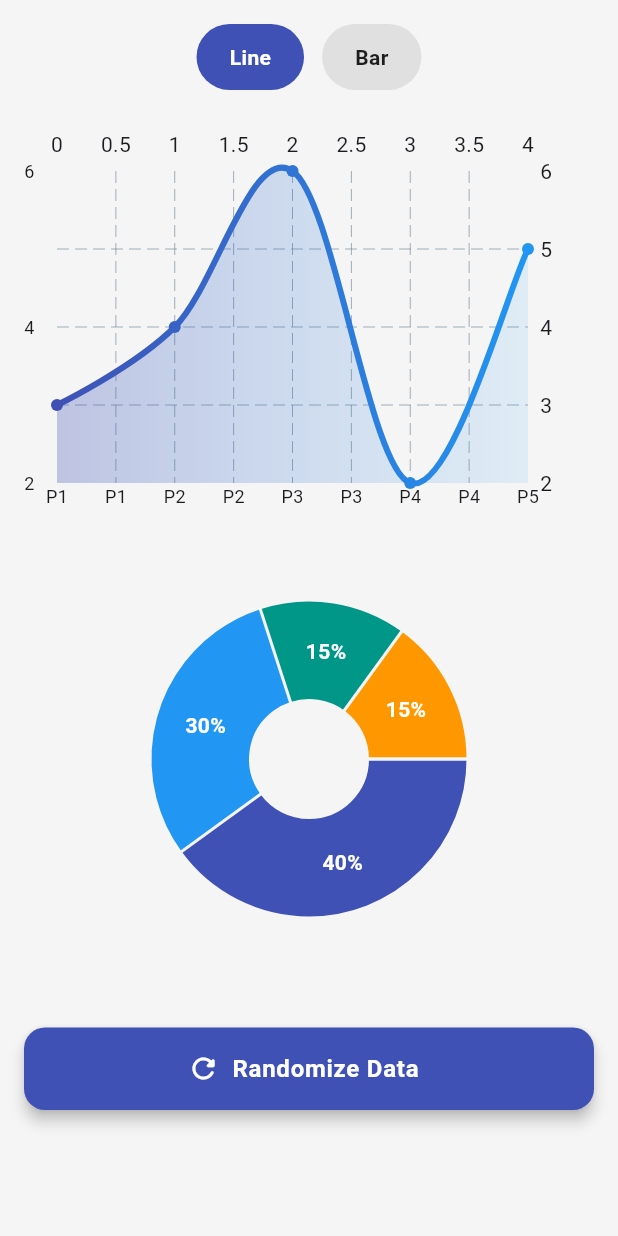
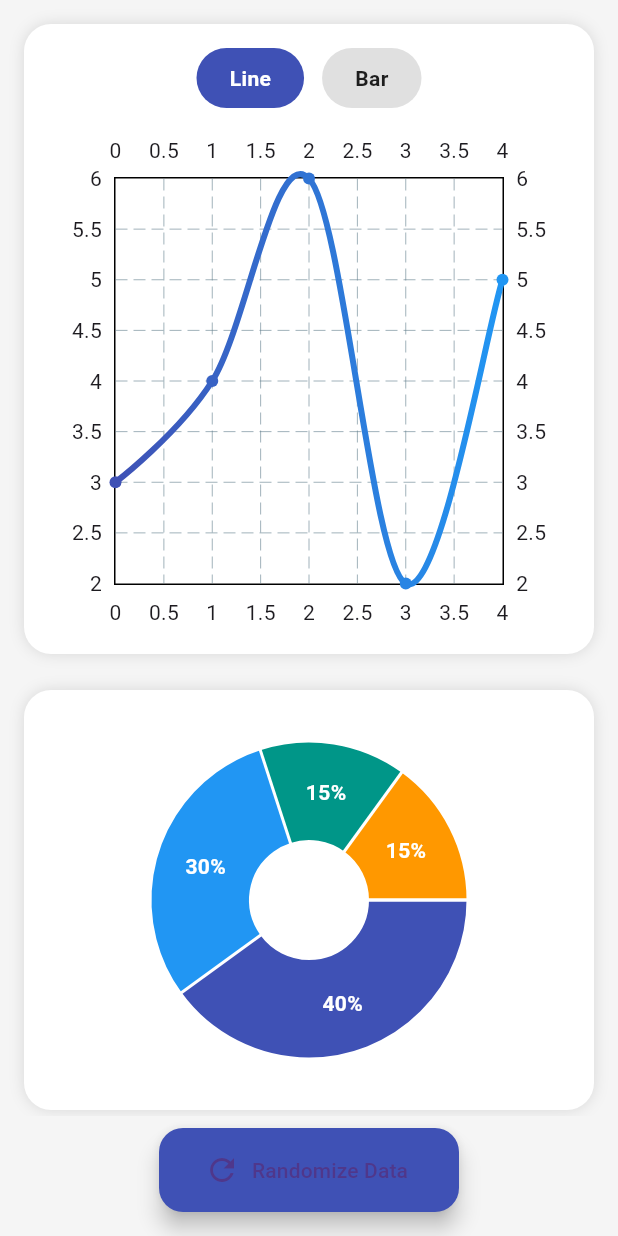
Before and after one commit to arafat-jahan/dashboard-pro, a Flutter app: the ChartWidget screen opened directly, after a tap on "Line", on a phone screen of 412 x 824 dp. Run offline on Flutter 3.47's test engine with Material 3 defaults, Android fonts, the phone set to English and light mode, and no system bars; drawn by our look-alikes of fl_chart.

Commit message:
feat: implement animated dashboard with draggable card reordering, swipe navigation, and expandable charts

```diff
--- a/lib/ widgets/chart_widget.dart
+++ b/lib/ widgets/chart_widget.dart
@@ -16,10 +16,21 @@ class _ChartWidgetState extends State<ChartWidget> {
   int touchedPieIndex = -1;
   final Random random = Random();
 
+  /// expand state per card
+  Map<String, bool> expandedState = {
+    "main": false,
+    "pie": false,
+  };
+
+  /// card order
+  List<String> cardOrder = ["main", "pie"];
+
   void randomizeData() {
     setState(() {
-      values = List.generate(values.length, (_) => random.nextDouble() * 10 + 1);
-      pieValues = List.generate(4, (_) => random.nextInt(50).toDouble() + 10);
+      values =
+          List.generate(values.length, (_) => random.nextDouble() * 10 + 1);
+      pieValues =
+          List.generate(4, (_) => random.nextInt(50).toDouble() + 10);
     });
   }
 
@@ -29,22 +40,108 @@ class _ChartWidgetState extends State<ChartWidget> {
     });
   }
 
+  void swapCards(String from, String to) {
+    setState(() {
+      int fromIndex = cardOrder.indexOf(from);
+      int toIndex = cardOrder.indexOf(to);
+
+      final temp = cardOrder[fromIndex];
+      cardOrder[fromIndex] = cardOrder[toIndex];
+      cardOrder[toIndex] = temp;
+    });
+  }
+
   @override
   Widget build(BuildContext context) {
     return Scaffold(
       backgroundColor: Colors.grey.shade100,
       body: SafeArea(
-        child: Stack(
-          children: [
-            /// SCROLLABLE CONTENT
-            Padding(
-              padding: const EdgeInsets.only(bottom: 80), // leave space for button
+        child: Padding(
+          padding: const EdgeInsets.only(bottom: 80),
           child: SingleChildScrollView(
             padding: const EdgeInsets.all(16),
             child: Column(
-                  crossAxisAlignment: CrossAxisAlignment.stretch,
+              children: cardOrder
+                  .map((id) => _buildDraggableCard(id))
+                  .toList(),
+            ),
+          ),
+        ),
+      ),
+      floatingActionButton: SizedBox(
+        width: 200,
+        child: FloatingActionButton.extended(
+          onPressed: randomizeData,
+          label: const Text("Randomize Data"),
+          icon: const Icon(Icons.refresh),
+          backgroundColor: Colors.indigo,
+        ),
+      ),
+      floatingActionButtonLocation:
+      FloatingActionButtonLocation.centerFloat,
+    );
+  }
+
+  /// ---------------- DRAGGABLE ----------------
+  Widget _buildDraggableCard(String id) {
+    return DragTarget<String>(
+      onWillAccept: (data) {
+        if (data != null && data != id) {
+          swapCards(data, id);
+        }
+        return true;
+      },
+      builder: (context, candidate, rejected) {
+        return LongPressDraggable<String>(
+          data: id,
+          feedback: Material(
+            color: Colors.transparent,
+            child: SizedBox(
+              width: MediaQuery.of(context).size.width - 32,
+              child: _buildCard(id, ValueKey("feedback_$id")),
+            ),
+          ),
+          child: _buildCard(id, ValueKey(id)),
+        );
+      },
+    );
+  }
+
+  /// ---------------- CARD ----------------
+  Widget _buildCard(String id, Key key) {
+    bool isExpanded = expandedState[id]!;
+
+    return GestureDetector(
+      key: key,
+      onTap: () {
+        setState(() {
+          expandedState[id] = !expandedState[id]!;
+        });
+      },
+      onHorizontalDragEnd: (details) {
+        if (id == "main" && details.primaryVelocity != null) {
+          if (details.primaryVelocity! < 0) {
+            switchChart((selectedChart + 1) % 2);
+          } else if (details.primaryVelocity! > 0) {
+            switchChart((selectedChart - 1 + 2) % 2);
+          }
+        }
+      },
+      child: AnimatedContainer(
+        duration: const Duration(milliseconds: 300),
+        margin: const EdgeInsets.only(bottom: 24),
+        padding: const EdgeInsets.all(16),
+        height: isExpanded ? 420 : 280,
+        decoration: BoxDecoration(
+          color: Colors.white,
+          borderRadius: BorderRadius.circular(18),
+          boxShadow: const [
+            BoxShadow(color: Colors.black12, blurRadius: 8)
+          ],
+        ),
+        child: id == "main"
+            ? Column(
           children: [
-                    /// TOGGLE BUTTONS
             Row(
               mainAxisAlignment: MainAxisAlignment.center,
               children: [
@@ -53,183 +150,71 @@ class _ChartWidgetState extends State<ChartWidget> {
                 _buildToggleButton("Bar", 1),
               ],
             ),
-                    const SizedBox(height: 24),
-
-                    /// LINE / BAR SWITCHER
-                    AnimatedSwitcher(
-                      duration: const Duration(milliseconds: 400),
-                      transitionBuilder: (child, animation) {
-                        return FadeTransition(
-                          opacity: animation,
-                          child: ScaleTransition(scale: animation, child: child),
-                        );
-                      },
+            const SizedBox(height: 16),
+            Expanded(
+              child: AnimatedSwitcher(
+                duration:
+                const Duration(milliseconds: 400),
                 child: selectedChart == 0
                     ? _buildLineChart()
                     : _buildBarChart(),
               ),
-                    const SizedBox(height: 32),
-
-                    /// PIE CHART
-                    _buildPieChart(),
-                    const SizedBox(height: 24),
-                  ],
-                ),
-              ),
-            ),
-
-            /// FIXED BOTTOM RANDOMIZE BUTTON
-            Positioned(
-              bottom: 16,
-              left: 16,
-              right: 16,
-              child: SizedBox(
-                height: 55,
-                child: ElevatedButton.icon(
-                  onPressed: randomizeData,
-                  icon: const Icon(Icons.refresh_rounded, size: 22),
-                  label: const Text(
-                    "Randomize Data",
-                    style: TextStyle(
-                      fontSize: 16,
-                      fontWeight: FontWeight.w600,
-                      letterSpacing: 0.5,
-                    ),
-                  ),
-                  style: ElevatedButton.styleFrom(
-                    elevation: 4,
-                    backgroundColor: Colors.indigo,
-                    foregroundColor: Colors.white,
-                    shape: RoundedRectangleBorder(
-                      borderRadius: BorderRadius.circular(14),
-                    ),
-                  ),
-                ),
-              ),
             ),
           ],
+        )
+            : _buildPieChart(),
+      ),
+    );
+  }
+
+  Widget _buildToggleButton(String text, int index) {
+    final isActive = selectedChart == index;
+
+    return GestureDetector(
+      onTap: () => switchChart(index),
+      child: AnimatedContainer(
+        duration: const Duration(milliseconds: 300),
+        padding:
+        const EdgeInsets.symmetric(horizontal: 22, vertical: 10),
+        decoration: BoxDecoration(
+          color:
+          isActive ? Colors.indigo : Colors.grey.shade300,
+          borderRadius: BorderRadius.circular(30),
+        ),
+        child: Text(
+          text,
+          style: TextStyle(
+              color:
+              isActive ? Colors.white : Colors.black87,
+              fontWeight: FontWeight.bold),
         ),
       ),
     );
   }
 
-  /// ---------------- TOGGLE BUTTON ----------------
-  Widget _buildToggleButton(String text, int index) {
-    final bool isActive = selectedChart == index;
-
-    return GestureDetector(
-      onTap: () => switchChart(index),
-      child: AnimatedContainer(
-        duration: const Duration(milliseconds: 300),
-        padding: const EdgeInsets.symmetric(horizontal: 22, vertical: 12),
-        decoration: BoxDecoration(
-          color: isActive ? Colors.indigo : Colors.grey.shade300,
-          borderRadius: BorderRadius.circular(30),
-        ),
-        child: Text(
-          text,
-          style: TextStyle(
-            color: isActive ? Colors.white : Colors.black87,
-            fontWeight: FontWeight.bold,
-          ),
-        ),
-      ),
-    );
-  }
-
-  /// ---------------- LINE CHART ----------------
   Widget _buildLineChart() {
-    return SizedBox(
-      key: const ValueKey("line"),
-      height: 260,
-      child: LineChart(
+    return LineChart(
       LineChartData(
-          gridData: FlGridData(show: true),
-          borderData: FlBorderData(show: false),
-          titlesData: FlTitlesData(
-            bottomTitles: AxisTitles(
-              sideTitles: SideTitles(
-                showTitles: true,
-                getTitlesWidget: (value, meta) {
-                  return Text(
-                    "P${(value + 1).toInt()}",
-                    style: const TextStyle(fontSize: 12),
-                  );
-                },
-              ),
-            ),
-            leftTitles: AxisTitles(
-              sideTitles: SideTitles(
-                showTitles: true,
-                interval: 2,
-                getTitlesWidget: (value, meta) {
-                  return Text(
-                    value.toStringAsFixed(0),
-                    style: const TextStyle(fontSize: 12),
-                  );
-                },
-              ),
-            ),
-          ),
         lineBarsData: [
           LineChartBarData(
-              spots: List.generate(values.length, (i) => FlSpot(i.toDouble(), values[i])),
+            spots: List.generate(
+                values.length,
+                    (i) => FlSpot(i.toDouble(), values[i])),
             isCurved: true,
             barWidth: 4,
             gradient: const LinearGradient(
               colors: [Colors.indigo, Colors.blue],
             ),
             dotData: FlDotData(show: true),
-              belowBarData: BarAreaData(
-                show: true,
-                gradient: LinearGradient(
-                  colors: [
-                    Colors.indigo.withOpacity(0.3),
-                    Colors.blue.withOpacity(0.1),
-                  ],
-                ),
-              ),
           ),
         ],
-        ),
       ),
     );
   }
 
-  /// ---------------- BAR CHART ----------------
   Widget _buildBarChart() {
-    return SizedBox(
-      key: const ValueKey("bar"),
-      height: 260,
-      child: BarChart(
+    return BarChart(
       BarChartData(
-          gridData: FlGridData(show: true),
-          borderData: FlBorderData(show: false),
-          titlesData: FlTitlesData(
-            bottomTitles: AxisTitles(
-              sideTitles: SideTitles(
-                showTitles: true,
-                getTitlesWidget: (value, meta) {
-                  return Text(
-                    "P${(value + 1).toInt()}",
-                    style: const TextStyle(fontSize: 12),
-                  );
-                },
-              ),
-            ),
-            leftTitles: AxisTitles(
-              sideTitles: SideTitles(
-                showTitles: true,
-                interval: 2,
-                getTitlesWidget: (value, meta) {
-                  return Text(
-                    value.toStringAsFixed(0),
-                    style: const TextStyle(fontSize: 12),
-                  );
-                },
-              ),
-            ),
-          ),
         barGroups: List.generate(values.length, (i) {
           return BarChartGroupData(
             x: i,
@@ -239,7 +224,10 @@ class _ChartWidgetState extends State<ChartWidget> {
                 width: 18,
                 borderRadius: BorderRadius.circular(6),
                 gradient: const LinearGradient(
-                    colors: [Colors.deepPurple, Colors.indigo],
+                  colors: [
+                    Colors.deepPurple,
+                    Colors.indigo
+                  ],
                   begin: Alignment.bottomCenter,
                   end: Alignment.topCenter,
                 ),
@@ -248,15 +236,11 @@ class _ChartWidgetState extends State<ChartWidget> {
           );
         }),
       ),
-      ),
     );
   }
 
-  /// ---------------- PIE CHART ----------------
   Widget _buildPieChart() {
-    return SizedBox(
-      height: 260,
-      child: PieChart(
+    return PieChart(
       PieChartData(
         pieTouchData: PieTouchData(
           touchCallback: (event, response) {
@@ -266,14 +250,16 @@ class _ChartWidgetState extends State<ChartWidget> {
                   response.touchedSection == null) {
                 touchedPieIndex = -1;
               } else {
-                  touchedPieIndex = response.touchedSection!.touchedSectionIndex;
+                touchedPieIndex =
+                    response.touchedSection!
+                        .touchedSectionIndex;
               }
             });
           },
         ),
         sections: List.generate(pieValues.length, (i) {
-            final bool isTouched = i == touchedPieIndex;
-            final double radius = isTouched ? 80.0 : 65.0;
+          final isTouched = i == touchedPieIndex;
+          final radius = isTouched ? 80.0 : 65.0;
 
           final colors = [
             Colors.indigo,
@@ -289,15 +275,13 @@ class _ChartWidgetState extends State<ChartWidget> {
             titleStyle: const TextStyle(
                 fontSize: 14,
                 fontWeight: FontWeight.bold,
-                color: Colors.white,
-              ),
+                color: Colors.white),
             color: colors[i],
           );
         }),
         sectionsSpace: 2,
         centerSpaceRadius: 40,
       ),
-      ),
     );
   }
 }
```
Lines whose indentation alone changed are shown as unchanged.
